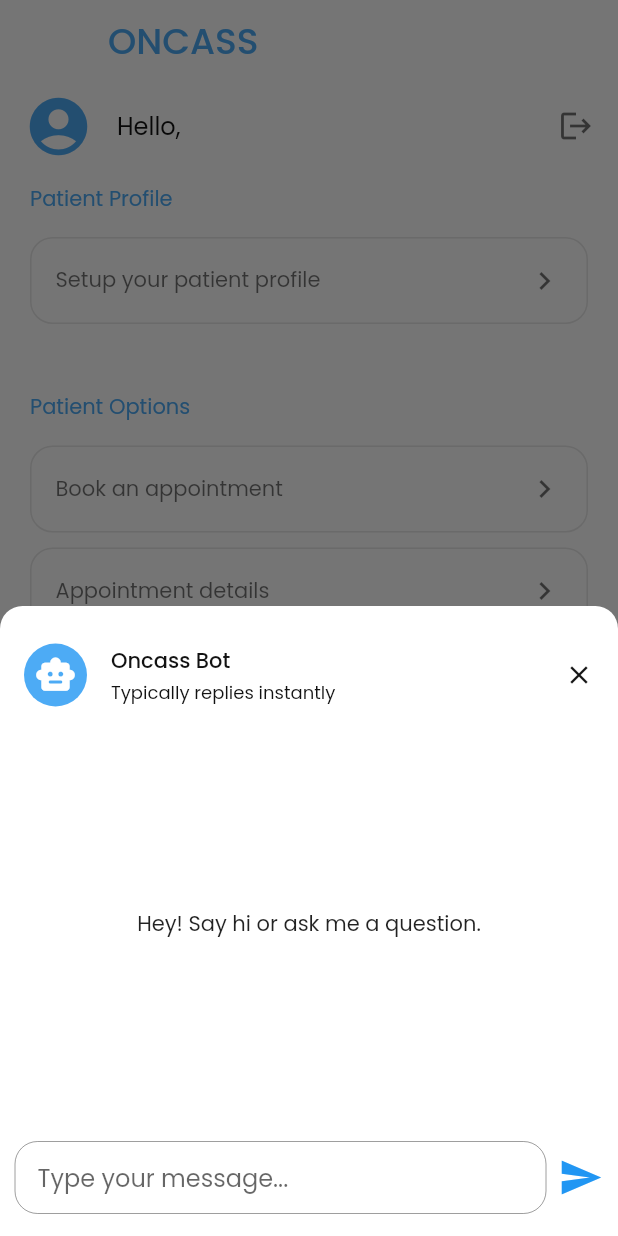
After one commit to diffident016/online-clinic-appointment-apk, a Flutter app: the PatientHome screen opened directly, after a tap on the "contact support" icon, on a phone screen of 412 x 824 dp. The commit adds this screen. Run offline on Flutter 3.47's test engine with Material 2 defaults, Android fonts, the phone set to English and light mode, and no system bars; our stand-ins replace chat_bubbles, flutter_secure_storage, fluttertoast, image_picker, jwt_decoder, qr_flutter and 4 more; missing offline and left inert: qr_code_scanner; accounts and stored records are empty; network calls fail.

Commit message:
feat: added chatbot

```diff
--- /dev/null
+++ b/lib/api/chatbot.dart
@@ -0,0 +1,16 @@
+import 'dart:convert';
+import 'package:http/http.dart' as http;
+import 'package:online_clinic_appointment/utils.dart';
+
+class ChatBotApi {
+  static Future<http.Response> sendMessage(String message) async {
+    return await http.post(
+        Uri.parse(
+          "$hostAddress/predict",
+        ),
+        headers: <String, String>{
+          'Content-Type': 'application/json',
+        },
+        body: json.encode({"message": message}));
+  }
+}
--- /dev/null
+++ b/lib/models/message.dart
@@ -0,0 +1,8 @@
+class Message {
+  final String message;
+  bool? isMe;
+
+  Message(this.message, {this.isMe = false});
+
+  static Message fromJson(Map<String, dynamic> json) => Message(json['answer']);
+}
--- a/lib/screens/auth/login.dart
+++ b/lib/screens/auth/login.dart
@@ -198,11 +198,7 @@
                               WidgetSpan(
                                 child: GestureDetector(
                                   onTap: () {
-                                    Navigator.push(
-                                        context,
-                                        MaterialPageRoute(
-                                            builder: (BuildContext context) =>
-                                                const SignUp()));
+                                    UserAccount.controller.add(2);
                                   },
                                   child: const Text(
                                     'SIGN UP',
--- a/lib/screens/patient/book_appointment.dart
+++ b/lib/screens/patient/book_appointment.dart
@@ -95,7 +95,7 @@
       });
     }
 
-    if (schedules!.isEmpty) {
+    if (schedules == null) {
       setState(() {
         available = List.generate(schedTime.length, (i) => true);
       });
--- a/lib/screens/patient/patient_home.dart
+++ b/lib/screens/patient/patient_home.dart
@@ -2,14 +2,17 @@
 
 import 'package:flutter/material.dart';
 import 'package:flutter_secure_storage/flutter_secure_storage.dart';
+import 'package:online_clinic_appointment/api/chatbot.dart';
 import 'package:online_clinic_appointment/api/services.dart';
 import 'package:online_clinic_appointment/constant.dart';
 import 'package:online_clinic_appointment/models/appointment.dart';
+import 'package:online_clinic_appointment/models/message.dart';
 import 'package:online_clinic_appointment/models/patient.dart';
 import 'package:online_clinic_appointment/provider/user_account.dart';
 import 'package:online_clinic_appointment/screens/common/appointment_details.dart';
 import 'package:online_clinic_appointment/screens/patient/book_appointment.dart';
 import 'package:online_clinic_appointment/screens/patient/patient_profile.dart';
+import 'package:online_clinic_appointment/widgets/chat_box.dart';
 import 'package:online_clinic_appointment/widgets/showInfo.dart';
 
 class PatientHome extends StatefulWidget {
@@ -28,6 +31,8 @@
   late FlutterSecureStorage storage;
 
   String display = 'Setup';
+
+  List<Message> messages = [];
 
   @override
   void initState() {
@@ -72,7 +77,9 @@
     final json = await storage.read(key: 'appointment');
 
     if (json != null) {
-      appointment = Appointment.fromLocalJson(jsonDecode(json));
+      setState(() {
+        appointment = Appointment.fromLocalJson(jsonDecode(json));
+      });
     }
 
     if (mounted) {
@@ -250,27 +257,44 @@
                     ),
                   ),
                 ),
-                // Padding(
-                //   padding:
-                //       const EdgeInsets.symmetric(vertical: 5, horizontal: 20),
-                //   child: Container(
-                //     decoration: BoxDecoration(
-                //         border: Border.all(color: textColor.withOpacity(0.1)),
-                //         borderRadius: BorderRadius.circular(15)),
-                //     child: ListTile(
-                //       title: Text(
-                //         "Check doctor's diagnostics",
-                //         style: TextStyle(
-                //             color: textColor.withOpacity(0.6), fontSize: 14),
-                //       ),
-                //       trailing: Icon(
-                //         Icons.chevron_right,
-                //         color: textColor.withOpacity(0.6),
-                //       ),
-                //     ),
-                //   ),
-                // )
               ]),
+        floatingActionButton: GestureDetector(
+          onTap: () {
+            showModalBottomSheet(
+              context: context,
+              isDismissible: false,
+              isScrollControlled: true,
+              backgroundColor: Colors.transparent,
+              builder: (context) => Padding(
+                padding: EdgeInsets.only(
+                    bottom: MediaQuery.of(context).viewInsets.bottom),
+                child: Container(
+                  decoration: const BoxDecoration(
+                    color: Colors.white,
+                    borderRadius: BorderRadius.only(
+                      topLeft: Radius.circular(15.0),
+                      topRight: Radius.circular(15.0),
+                    ),
+                  ),
+                  child: ChatBox(
+                      saveMessages: (List<Message> messages) {
+                        this.messages = messages;
+                      },
+                      messages: messages),
+                ),
+              ),
+            );
+          },
+          child: Container(
+            width: 56,
+            height: 80,
+            alignment: Alignment.center,
+            decoration: const BoxDecoration(
+                shape: BoxShape.circle, color: primaryColor),
+            child: Icon(
+                size: 38, Icons.contact_support_rounded, color: Colors.white),
+          ),
+        ),
       ),
     );
   }
--- a/lib/user_select.dart
+++ b/lib/user_select.dart
@@ -1,6 +1,7 @@
 import 'package:flutter/material.dart';
 import 'package:online_clinic_appointment/provider/user_account.dart';
 import 'package:online_clinic_appointment/screens/auth/login.dart';
+import 'package:online_clinic_appointment/screens/auth/sign_up.dart';
 import 'package:online_clinic_appointment/screens/doctor/doctor_home.dart';
 import 'package:online_clinic_appointment/screens/patient/patient_home.dart';
 import 'package:online_clinic_appointment/screens/staff/staff_home.dart';
@@ -24,7 +25,7 @@
           } else if (data.hasError) {
             return const Login();
           } else if (data.hasData) {
-            if (data.data == true) {
+            if (data.data == 1) {
               final userType = UserAccount.user!.userType;
               if (userType == 'staff') {
                 return const StaffHome();
@@ -33,6 +34,8 @@
               } else {
                 return const PatientHome();
               }
+            } else if (data.data == 2) {
+              return const SignUp();
             }
             return const Login();
           } else {
--- a/lib/utils.dart
+++ b/lib/utils.dart
@@ -32,4 +32,7 @@
   }
 }
 
-const String apiAddress = 'https://online-clinic-appointment.onrender.com';
+const String apiAddress =
+    'https://online-clinic-appointment-production.up.railway.app';
+const String hostAddress =
+    'https://online-clinic-appointment-chatbot.onrender.com';
--- /dev/null
+++ b/lib/widgets/chat_box.dart
@@ -0,0 +1,182 @@
+import 'dart:convert';
+
+import 'package:chat_bubbles/bubbles/bubble_normal.dart';
+import 'package:flutter/material.dart';
+import 'package:online_clinic_appointment/api/chatbot.dart';
+import 'package:online_clinic_appointment/constant.dart';
+import 'package:online_clinic_appointment/models/message.dart';
+
+class ChatBox extends StatefulWidget {
+  List<Message> messages;
+  Function(List<Message> messages) saveMessages;
+  ChatBox({Key? key, required this.messages, required this.saveMessages})
+      : super(key: key);
+
+  @override
+  State<ChatBox> createState() => _ChatBoxState();
+}
+
+class _ChatBoxState extends State<ChatBox> {
+  final TextEditingController _message = TextEditingController();
+  List<Message> messages = [];
+
+  @override
+  void initState() {
+    super.initState();
+
+    messages = widget.messages;
+  }
+
+  @override
+  void dispose() {
+    super.dispose();
+
+    widget.saveMessages(messages);
+  }
+
+  void sendMessage(String message) {
+    ChatBotApi.sendMessage(message).then((value) {
+      if (value.statusCode == 200) {
+        final parse = jsonDecode(value.body);
+
+        final newMessage = Message.fromJson(parse);
+
+        setState(() {
+          messages.add(newMessage);
+        });
+      } else {
+        final newMessage =
+            Message('It seems that there is an error with the bot.');
+
+        setState(() {
+          messages.add(newMessage);
+        });
+      }
+    }).timeout(const Duration(seconds: 20), onTimeout: () {
+      final newMessage = Message(
+          'The bot is sleeping at this time, please wait and try to chat again.');
+
+      setState(() {
+        messages.add(newMessage);
+      });
+    });
+  }
+
+  @override
+  Widget build(BuildContext context) {
+    return Padding(
+      padding: const EdgeInsets.only(top: 10),
+      child: Column(mainAxisSize: MainAxisSize.min, children: [
+        ListTile(
+          leading: Container(
+            height: 42,
+            width: 42,
+            alignment: Alignment.center,
+            decoration: BoxDecoration(
+                color: primaryColor.withOpacity(0.8), shape: BoxShape.circle),
+            child: const Icon(Icons.smart_toy_rounded,
+                color: Colors.white, size: 28),
+          ),
+          title: const Text(
+            'Oncass Bot',
+            style: TextStyle(
+                color: textColor, fontSize: 14, fontWeight: FontWeight.w500),
+          ),
+          subtitle: const Text(
+            'Typically replies instantly',
+            style: TextStyle(color: textColor, fontSize: 12),
+          ),
+          trailing: GestureDetector(
+            child: GestureDetector(
+              onTap: () {
+                Navigator.of(context).pop();
+              },
+              child: const Icon(
+                Icons.close,
+                color: textColor,
+                size: 20,
+              ),
+            ),
+          ),
+        ),
+        SizedBox(
+            height: 260,
+            child: messages.isEmpty
+                ? const Center(
+                    child: Text('Hey! Say hi or ask me a question.'),
+                  )
+                : ListView.builder(
+                    itemCount: messages.length,
+                    scrollDirection: Axis.vertical,
+                    shrinkWrap: true,
+                    reverse: true,
+                    itemBuilder: ((context, index) {
+                      final messages = this.messages.reversed.toList();
+                      return Padding(
+                        padding: const EdgeInsets.symmetric(
+                            horizontal: 5, vertical: 3),
+                        child: BubbleNormal(
+                          text: messages[index].message,
+                          isSender: messages[index].isMe!,
+                          color: messages[index].isMe!
+                              ? primaryColor
+                              : const Color(0xFFE8E8EE),
+                          tail: true,
+                          textStyle: TextStyle(
+                              fontSize: 16,
+                              color: messages[index].isMe!
+                                  ? Colors.white
+                                  : textColor),
+                        ),
+                      );
+                    }))),
+        Padding(
+          padding: const EdgeInsets.symmetric(vertical: 15, horizontal: 10),
+          child: Row(
+            children: [
+              Expanded(
+                child: TextField(
+                  autofocus: false,
+                  controller: _message,
+                  keyboardType: TextInputType.text,
+                  textInputAction: TextInputAction.next,
+                  decoration: InputDecoration(
+                    hintText: "Type your message...",
+                    isCollapsed: true,
+                    isDense: true,
+                    suffixIconConstraints:
+                        BoxConstraints.tight(const Size(35, 18)),
+                    contentPadding: const EdgeInsets.fromLTRB(15, 12, 10, 12),
+                    border: OutlineInputBorder(
+                        borderSide: const BorderSide(color: Colors.black),
+                        borderRadius: BorderRadius.circular(15)),
+                  ),
+                ),
+              ),
+              Padding(
+                padding: const EdgeInsets.only(left: 8),
+                child: GestureDetector(
+                  onTap: () {
+                    if (_message.text.isNotEmpty) {
+                      setState(() {
+                        messages.add(Message(_message.text, isMe: true));
+                        sendMessage(_message.text);
+                      });
+
+                      _message.clear();
+                    }
+                  },
+                  child: const Icon(
+                    Icons.send_sharp,
+                    color: primaryColor,
+                    size: 30,
+                  ),
+                ),
+              )
+            ],
+          ),
+        ),
+      ]),
+    );
+  }
+}
--- a/pubspec.yaml
+++ b/pubspec.yaml
@@ -43,10 +43,11 @@
   qr_flutter: ^4.0.0
   image_picker: ^0.8.6
   async: ^2.8.2
-  syncfusion_flutter_datagrid: ^20.4.38
-  syncfusion_flutter_charts: ^20.4.38
+  syncfusion_flutter_datagrid: ^20.4.43
+  syncfusion_flutter_charts: ^20.4.43
   qr_code_scanner: ^1.0.1
   visibility_detector: ^0.3.3
+  chat_bubbles: ^1.4.0
 
 dev_dependencies:
   flutter_test:
```
Also changed, not shown: lib/api/services.dart (+33 -4 lines), lib/provider/user_account.dart (+11 -10 lines), lib/screens/auth/sign_up.dart (+3 -9 lines), lib/screens/patient/form_2.dart (+7 -5 lines), pubspec.lock, 1 other file.
